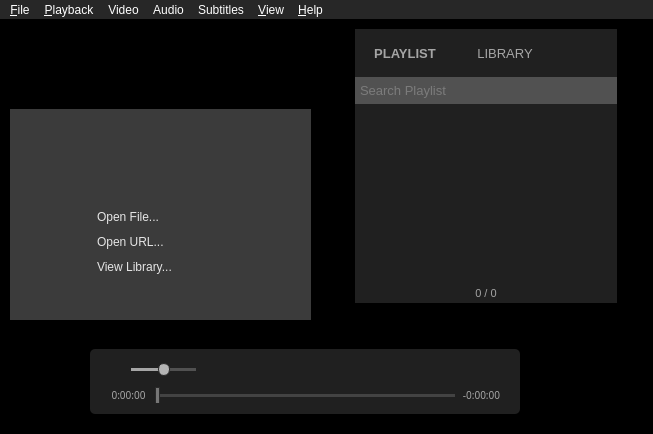
Before: the Qt Designer form src/ui/mainwindow.ui in liberize/Baka-MPlayer, drawn with Qt 5.
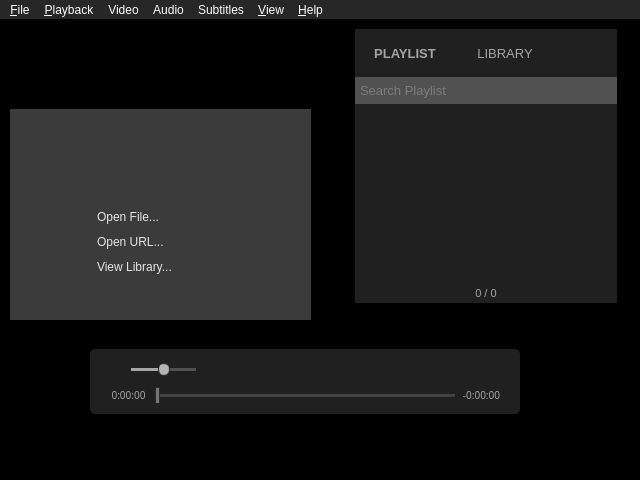
After: the same form once the commit is applied. Icons and pictures are not drawn. Custom widgets are drawn as their Qt base class.

Patch:
```diff
--- a/src/ui/mainwindow.ui
+++ b/src/ui/mainwindow.ui
@@ -6,8 +6,8 @@
    <rect>
     <x>0</x>
     <y>0</y>
-    <width>653</width>
-    <height>434</height>
+    <width>640</width>
+    <height>480</height>
    </rect>
   </property>
   <property name="sizePolicy">
@@ -1461,7 +1461,7 @@
     <rect>
      <x>0</x>
      <y>0</y>
-     <width>653</width>
+     <width>640</width>
      <height>22</height>
     </rect>
    </property>
```
